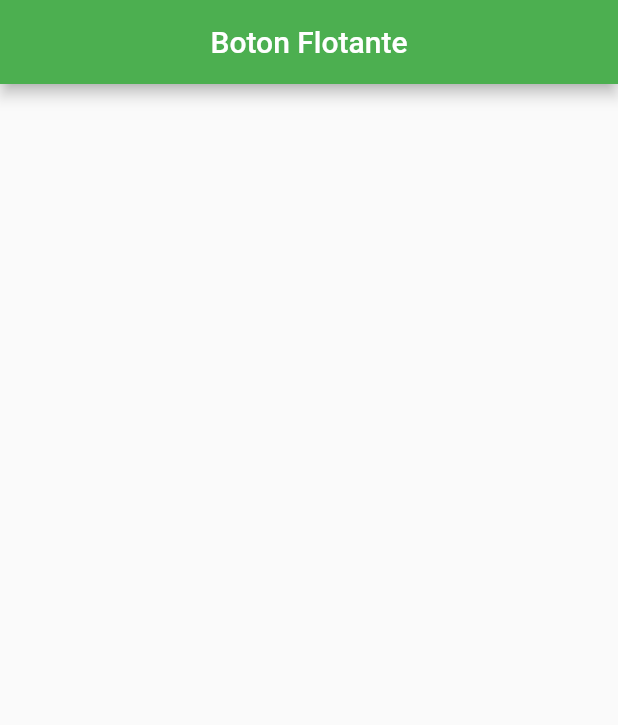
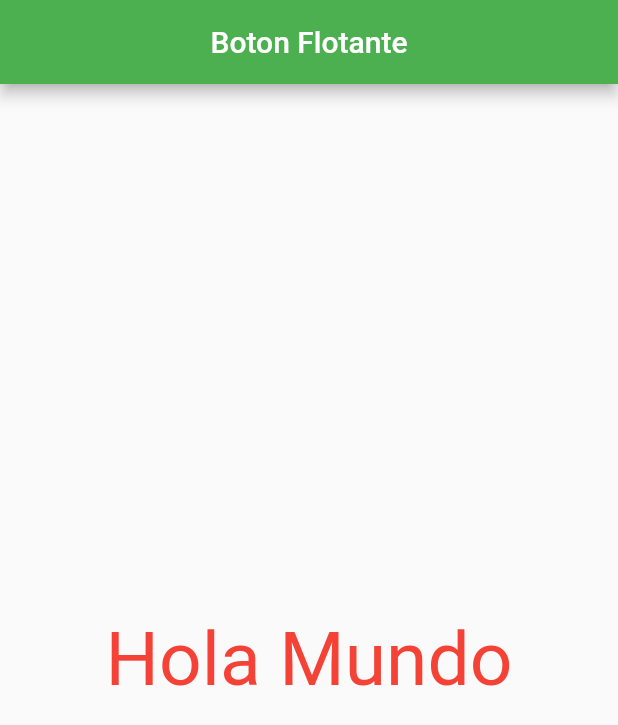
Before and after one commit to AlanCarlos714/flutlab_prueba, a Flutter app: the screen it shows after launch, on a phone screen of 412 x 824 dp. Shown: the top 725 px of the screen. Run offline on Flutter 3.47's test engine with Material 2 defaults, Android fonts, the phone set to English and light mode, and no system bars.

```diff
--- a/lib/screens/boton_flotante_screen.dart
+++ b/lib/screens/boton_flotante_screen.dart
@@ -5,7 +5,13 @@ class BotonFlotante extends StatelessWidget {
   @override
   Widget build(BuildContext context) {
     return Scaffold(
-      appBar: AppBar(title: Center(child: Text("Boton Flotante"))),
-    );
+        appBar: AppBar(title: Center(child: Text("Boton Flotante"))),
+        body: Center(
+            child: Column(
+          mainAxisAlignment: MainAxisAlignment.center,
+          children: [
+            Text("Hola Mundo")
+          ],
+        )));
   }
 }
```
Also changed, not shown: 1 other file.
